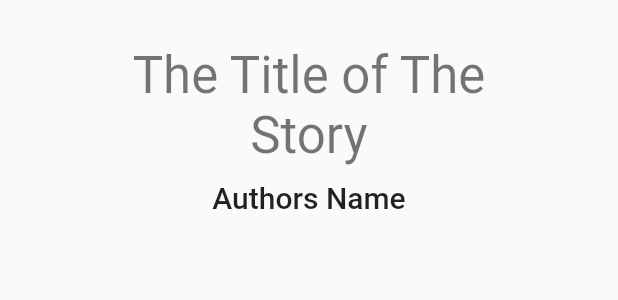
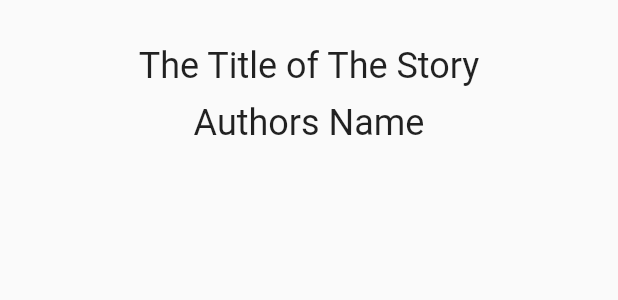
Before and after one commit to michalkarmelita/flutter-text, a Flutter app: the _Header widget shown alone on an empty page, opened directly, on a phone screen of 412 x 824 dp. Shown: the top 300 px of the screen. Run offline on Flutter 3.47's test engine with Material 2 defaults, Android fonts, the phone set to English and light mode, and no system bars.

Commit message:
test style update

```diff
--- a/lib/pages/reader_page.dart
+++ b/lib/pages/reader_page.dart
@@ -34,11 +34,11 @@ class _Header extends StatelessWidget {
             children: <Widget>[
               Text(title,
                   textAlign: TextAlign.center,
-                  style: Theme.of(context).textTheme.headline4),
+                  style: Theme.of(context).textTheme.headline),
               const SizedBox(height: 10.0),
               Text(author,
                   textAlign: TextAlign.center,
-                  style: Theme.of(context).textTheme.headline6),
+                  style: Theme.of(context).textTheme.headline),
             ],
           ),
         ),
@@ -96,4 +96,4 @@ class Highlight {
   Highlight(this.start, this.end);
 }
 
-const _style = TextStyle(color: Colors.black, fontSize: 23.0);
+const _style = TextStyle(color: Colors.black, fontSize: 20.0);
```
